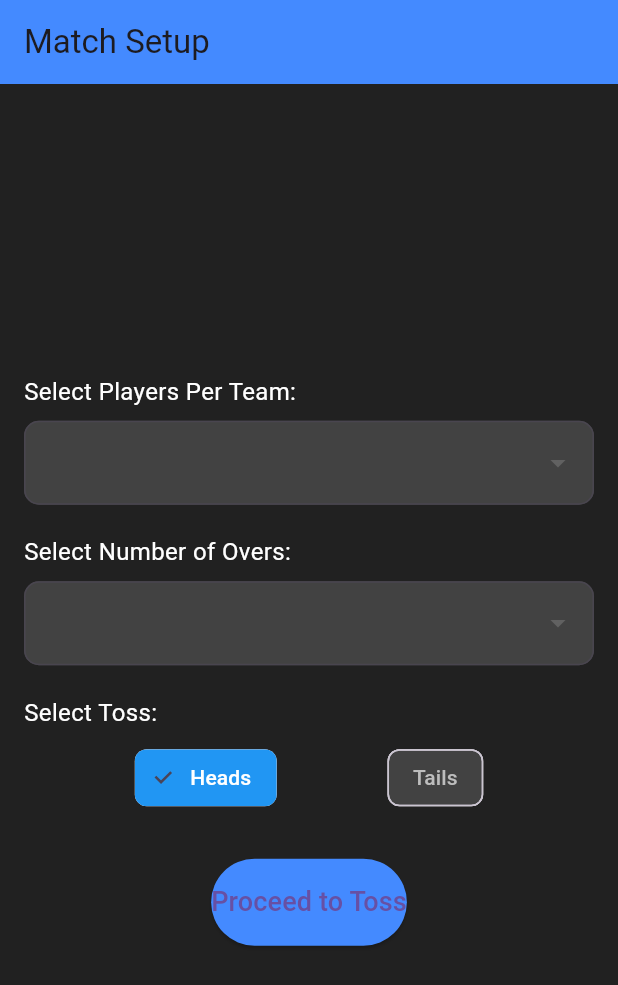
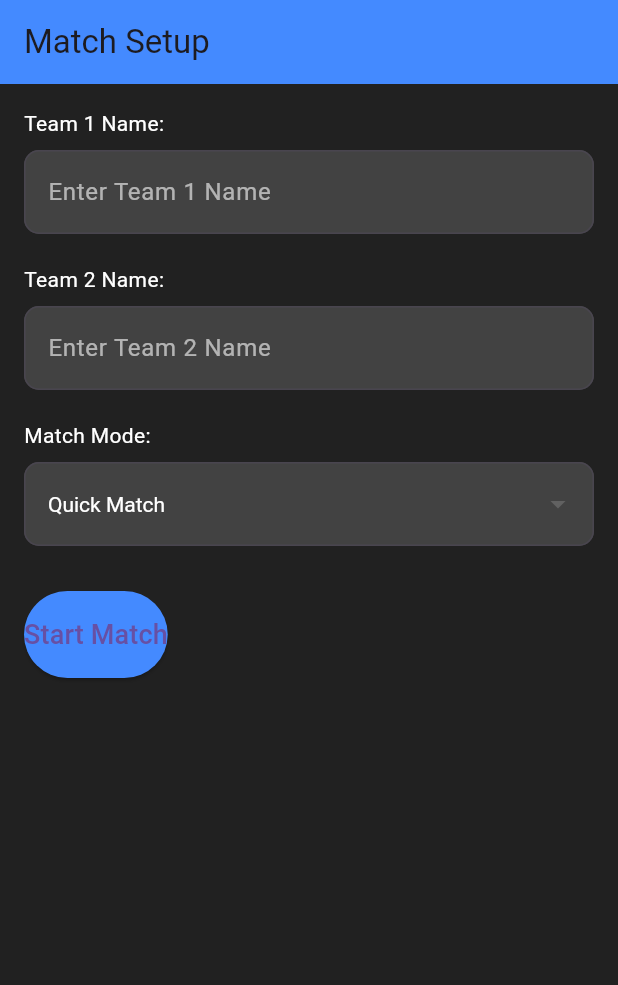
Before and after one commit to waleedahmedja/score247, a Flutter app: the screen it shows after launch, on a phone screen of 412 x 824 dp. Shown: the top 985 px of the screen. Run offline on Flutter 3.47's test engine with Material 3 defaults, Android fonts, the phone set to English and light mode, and no system bars.

Commit message:
Update setup_screen.dart

```diff
--- a/lib/screens/setup_screen.dart
+++ b/lib/screens/setup_screen.dart
@@ -1,7 +1,6 @@
 import 'package:flutter/material.dart';
-import 'toss_screen.dart';
-import '../widgets/dropdown_widget.dart';
-import '../widgets/toggle_widget.dart';
+import 'match_screen.dart';
+import 'quick_match_screen.dart';
 
 class SetupScreen extends StatefulWidget {
   const SetupScreen({super.key});
@@ -11,12 +10,13 @@ class SetupScreen extends StatefulWidget {
 }
 
 class _SetupScreenState extends State<SetupScreen> {
-  int? selectedPlayers; // Players per team
-  String? selectedOvers; // Number of overs
-  String selectedToss = "Heads"; // Default toss option
+  String team1Name = "Team 1";
+  String team2Name = "Team 2";
+  List<String> team1Players = [];
+  List<String> team2Players = [];
+  String matchMode = "Quick Match";
 
-  final List<int> playerOptions = [4, 5, 6, 7, 8, 9];
-  final List<String> overOptions = ['1', '2', '3', '4', '5', '6', 'Unlimited'];
+  final List<String> matchModes = ["Quick Match", "Advanced Match"];
 
   @override
   Widget build(BuildContext context) {
@@ -29,65 +29,82 @@ class _SetupScreenState extends State<SetupScreen> {
       body: Padding(
         padding: const EdgeInsets.all(16.0),
         child: Column(
-          mainAxisAlignment: MainAxisAlignment.center,
+          crossAxisAlignment: CrossAxisAlignment.start,
           children: [
-            // Dropdown for selecting players
-            DropdownWidget<int>(
-              title: 'Select Players Per Team:',
-              value: selectedPlayers,
-              options: playerOptions,
-              onChanged: (value) {
-                setState(() {
-                  selectedPlayers = value;
-                });
-              },
+            // Team 1 Name
+            const Text("Team 1 Name:", style: TextStyle(color: Colors.white)),
+            const SizedBox(height: 8),
+            TextField(
+              onChanged: (value) => setState(() => team1Name = value),
+              style: const TextStyle(color: Colors.white),
+              decoration: InputDecoration(
+                filled: true,
+                fillColor: Colors.grey[800],
+                border: OutlineInputBorder(borderRadius: BorderRadius.circular(10)),
+                hintText: "Enter Team 1 Name",
+                hintStyle: const TextStyle(color: Colors.white60),
+              ),
             ),
             const SizedBox(height: 20),
 
-            // Dropdown for selecting overs
-            DropdownWidget<String>(
-              title: 'Select Number of Overs:',
-              value: selectedOvers,
-              options: overOptions,
-              onChanged: (value) {
-                setState(() {
-                  selectedOvers = value;
-                });
-              },
+            // Team 2 Name
+            const Text("Team 2 Name:", style: TextStyle(color: Colors.white)),
+            const SizedBox(height: 8),
+            TextField(
+              onChanged: (value) => setState(() => team2Name = value),
+              style: const TextStyle(color: Colors.white),
+              decoration: InputDecoration(
+                filled: true,
+                fillColor: Colors.grey[800],
+                border: OutlineInputBorder(borderRadius: BorderRadius.circular(10)),
+                hintText: "Enter Team 2 Name",
+                hintStyle: const TextStyle(color: Colors.white60),
+              ),
             ),
             const SizedBox(height: 20),
 
-            // Toggle for selecting Heads or Tails
-            ToggleWidget(
-              title: 'Select Toss:',
-              options: ['Heads', 'Tails'],
-              selectedValue: selectedToss,
-              onSelected: (value) {
-                setState(() {
-                  selectedToss = value;
-                });
-              },
+            // Match Mode Selector
+            const Text("Match Mode:", style: TextStyle(color: Colors.white)),
+            const SizedBox(height: 8),
+            DropdownButtonFormField<String>(
+              value: matchMode,
+              onChanged: (value) => setState(() => matchMode = value!),
+              items: matchModes
+                  .map((mode) => DropdownMenuItem(value: mode, child: Text(mode)))
+                  .toList(),
+              dropdownColor: Colors.grey[800],
+              style: const TextStyle(color: Colors.white),
+              decoration: InputDecoration(
+                filled: true,
+                fillColor: Colors.grey[800],
+                border: OutlineInputBorder(borderRadius: BorderRadius.circular(10)),
+              ),
             ),
             const SizedBox(height: 30),
 
-            // Proceed button
+            // Proceed Button
             ElevatedButton(
               onPressed: () {
-                if (selectedPlayers != null && selectedOvers != null) {
+                if (matchMode == "Quick Match") {
                   Navigator.push(
                     context,
                     MaterialPageRoute(
-                      builder: (context) => TossScreen(
-                        selectedPlayers: selectedPlayers!,
-                        selectedOvers: selectedOvers!,
-                        selectedToss: selectedToss,
+                      builder: (context) => QuickMatchScreen(
+                        team1Name: team1Name,
+                        team2Name: team2Name,
                       ),
                     ),
                   );
                 } else {
-                  ScaffoldMessenger.of(context).showSnackBar(
-                    const SnackBar(
-                      content: Text('Please fill all the fields'),
+                  Navigator.push(
+                    context,
+                    MaterialPageRoute(
+                      builder: (context) => MatchScreen(
+                        team1Name: team1Name,
+                        team2Name: team2Name,
+                        team1Players: team1Players,
+                        team2Players: team2Players,
+                      ),
                     ),
                   );
                 }
@@ -96,10 +113,7 @@ class _SetupScreenState extends State<SetupScreen> {
                 backgroundColor: Colors.blueAccent,
                 padding: const EdgeInsets.symmetric(vertical: 16),
               ),
-              child: const Text(
-                'Proceed to Toss',
-                style: TextStyle(fontSize: 18),
-              ),
+              child: const Text("Start Match", style: TextStyle(fontSize: 18)),
             ),
           ],
         ),
```
